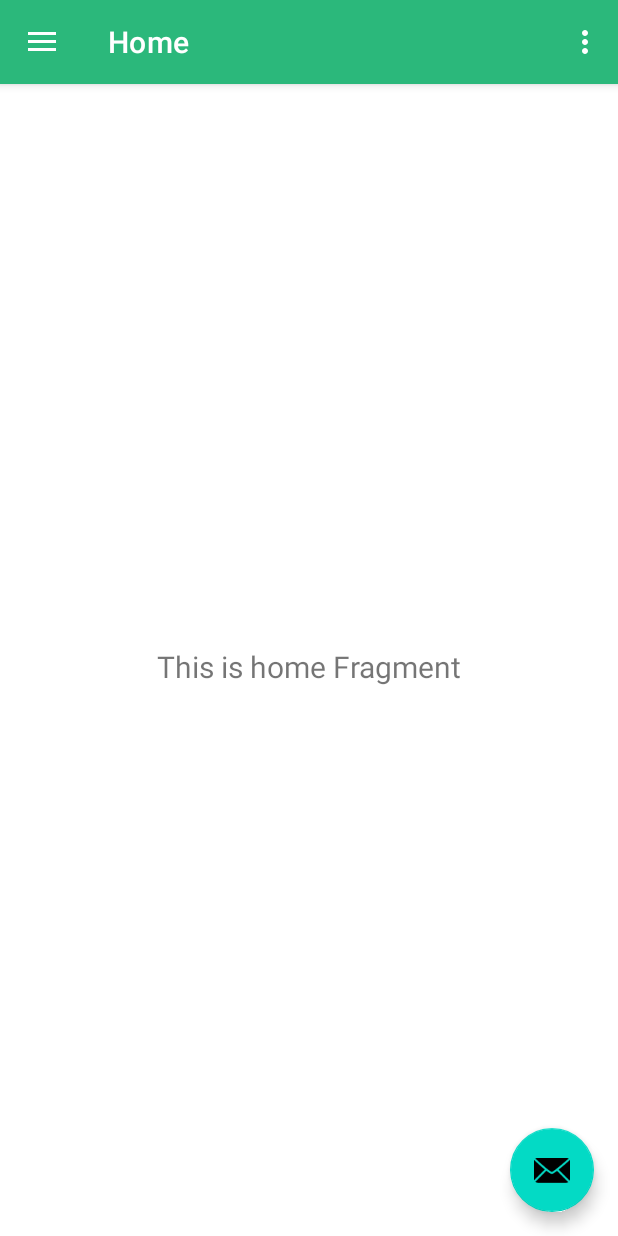
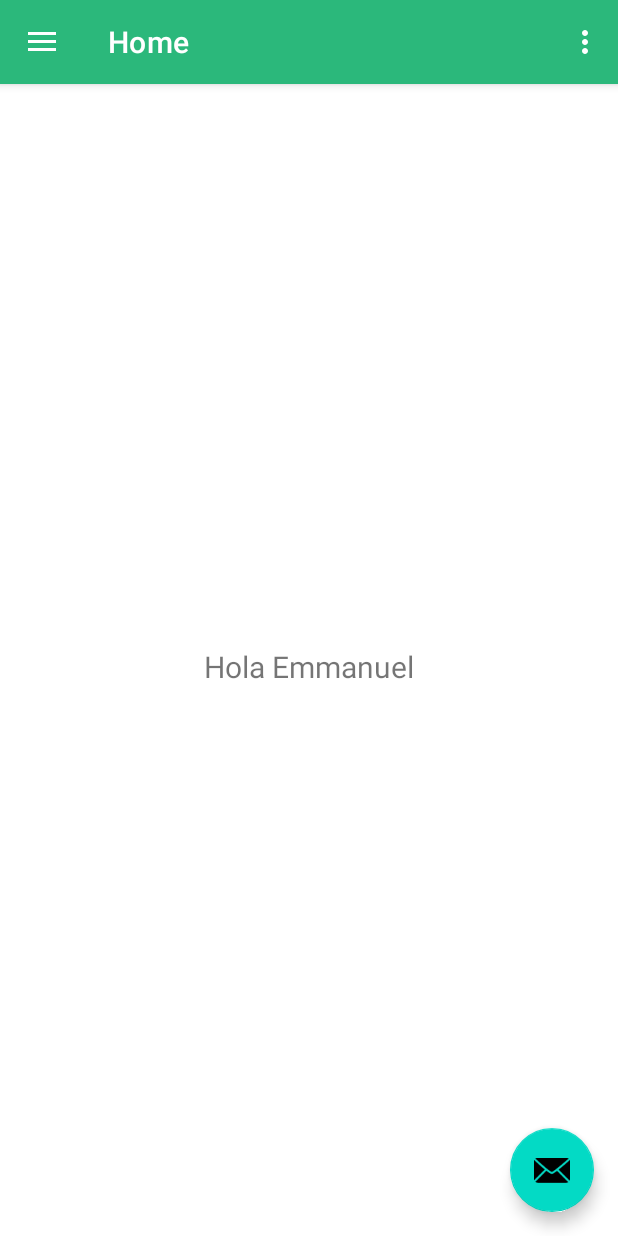
Before and after one commit to FLOTUZ/DAMD_U1_SGEv2, an Android app: the DrawerActivity screen opened directly, with no data from a screen before it, on a phone screen of 412 x 824 dp. Run offline under Robolectric (Android 15) with nearby library versions, the phone set to English and light mode, and no system bars; our stand-ins replace navigation-ui.

Commit message:
Eliminé los fragmentes que se generan por defecto

```diff
--- a/app/src/main/java/com/example/damd_u1_sgev2/DrawerActivity.kt
+++ b/app/src/main/java/com/example/damd_u1_sgev2/DrawerActivity.kt
@@ -3,18 +3,15 @@ package com.example.damd_u1_sgev2
 import android.os.Bundle
 import android.view.Menu
 import android.view.MenuItem
-import android.widget.Toast
 import com.google.android.material.floatingactionbutton.FloatingActionButton
 import com.google.android.material.snackbar.Snackbar
 import com.google.android.material.navigation.NavigationView
 import androidx.navigation.findNavController
 import androidx.drawerlayout.widget.DrawerLayout
 import androidx.appcompat.app.AppCompatActivity
-import androidx.appcompat.view.menu.MenuView
 import androidx.appcompat.widget.Toolbar
 import androidx.navigation.ui.*
-import com.example.damd_u1_sgev2.databinding.ActivityDrawerBinding
-import com.example.damd_u1_sgev2.databinding.ActivityHomeBinding
+
 
 class DrawerActivity : AppCompatActivity() {
 
@@ -39,7 +36,7 @@ class DrawerActivity : AppCompatActivity() {
         // menu should be considered as top level destinations.
         appBarConfiguration = AppBarConfiguration(
             setOf(
-                R.id.nav_home, R.id.nav_gallery, R.id.nav_slideshow, R.id.opcionesFragment
+                R.id.nav_home, R.id.opcionesFragment
             ), drawerLayout
         )
 
--- a/app/src/main/java/com/example/damd_u1_sgev2/ui/home/HomeFragment.kt
+++ b/app/src/main/java/com/example/damd_u1_sgev2/drawerFragments/HomeFragment.kt
@@ -1,4 +1,4 @@
-package com.example.damd_u1_sgev2.ui.home
+package com.example.damd_u1_sgev2.drawerFragments
 
 import android.os.Bundle
 import android.view.LayoutInflater
@@ -6,21 +6,16 @@ import android.view.View
 import android.view.ViewGroup
 import android.widget.TextView
 import androidx.fragment.app.Fragment
-import androidx.lifecycle.Observer
-import androidx.lifecycle.ViewModelProvider
 import com.example.damd_u1_sgev2.R
 
 class HomeFragment : Fragment() {
 
-    private lateinit var homeViewModel: HomeViewModel
+    override fun onCreateView(inflater: LayoutInflater, container: ViewGroup?, savedInstanceState: Bundle?): View? {
 
-    override fun onCreateView(inflater: LayoutInflater, container: ViewGroup?, savedInstanceState: Bundle?): View? {
-        homeViewModel = ViewModelProvider(this).get(HomeViewModel::class.java)
         val root = inflater.inflate(R.layout.fragment_home, container, false)
         val textView: TextView = root.findViewById(R.id.text_home)
-        homeViewModel.text.observe(viewLifecycleOwner, Observer {
-            textView.text = it
-        })
+        textView.text = "Hola Emmanuel"
+
         return root
     }
 }
--- a/app/src/main/java/com/example/damd_u1_sgev2/ui/opciones/OpcionesFragment.kt
+++ b/app/src/main/java/com/example/damd_u1_sgev2/drawerFragments/OpcionesFragment.kt
@@ -1,4 +1,4 @@
-package com.example.damd_u1_sgev2.ui.opciones
+package com.example.damd_u1_sgev2.drawerFragments
 
 import android.os.Bundle
 import androidx.fragment.app.Fragment
--- a/app/src/main/java/com/example/damd_u1_sgev2/ui/home/HomeViewModel.kt
+++ /dev/null
@@ -1,13 +0,0 @@
-package com.example.damd_u1_sgev2.ui.home
-
-import androidx.lifecycle.LiveData
-import androidx.lifecycle.MutableLiveData
-import androidx.lifecycle.ViewModel
-
-class HomeViewModel : ViewModel() {
-
-    private val _text = MutableLiveData<String>().apply {
-        value = "This is home Fragment"
-    }
-    val text: LiveData<String> = _text
-}
--- a/app/src/main/res/layout/fragment_home.xml
+++ b/app/src/main/res/layout/fragment_home.xml
@@ -4,7 +4,7 @@
     xmlns:tools="http://schemas.android.com/tools"
     android:layout_width="match_parent"
     android:layout_height="match_parent"
-    tools:context=".ui.home.HomeFragment">
+    tools:context=".drawerFragments.HomeFragment">
 
     <TextView
         android:id="@+id/text_home"
@@ -15,6 +15,7 @@
         android:layout_marginEnd="8dp"
         android:textAlignment="center"
         android:textSize="20sp"
+        android:text="Home Fragment"
         app:layout_constraintBottom_toBottomOf="parent"
         app:layout_constraintEnd_toEndOf="parent"
         app:layout_constraintStart_toStartOf="parent"
--- a/app/src/main/res/layout/fragment_opciones.xml
+++ b/app/src/main/res/layout/fragment_opciones.xml
@@ -3,7 +3,7 @@
     xmlns:tools="http://schemas.android.com/tools"
     android:layout_width="match_parent"
     android:layout_height="match_parent"
-    tools:context=".ui.opciones.OpcionesFragment">
+    tools:context=".drawerFragments.OpcionesFragment">
 
     <!-- TODO: Update blank fragment layout -->
     <TextView
--- a/app/src/main/res/navigation/mobile_navigation.xml
+++ b/app/src/main/res/navigation/mobile_navigation.xml
@@ -7,24 +7,13 @@
 
     <fragment
         android:id="@+id/nav_home"
-        android:name="com.example.damd_u1_sgev2.ui.home.HomeFragment"
+        android:name="com.example.damd_u1_sgev2.drawerFragments.HomeFragment"
         android:label="@string/menu_home"
         tools:layout="@layout/fragment_home" />
 
     <fragment
-        android:id="@+id/nav_gallery"
-        android:name="com.example.damd_u1_sgev2.ui.gallery.GalleryFragment"
-        android:label="@string/menu_gallery"
-        tools:layout="@layout/fragment_gallery" />
-
-    <fragment
-        android:id="@+id/nav_slideshow"
-        android:name="com.example.damd_u1_sgev2.ui.slideshow.SlideshowFragment"
-        android:label="@string/menu_slideshow"
-        tools:layout="@layout/fragment_slideshow" />
-    <fragment
         android:id="@+id/opcionesFragment"
-        android:name="com.example.damd_u1_sgev2.ui.opciones.OpcionesFragment"
+        android:name="com.example.damd_u1_sgev2.drawerFragments.OpcionesFragment"
         android:label="fragment Opciones"
         tools:layout="@layout/fragment_opciones" />
 </navigation>
```
Also changed, not shown: app/src/main/java/com/example/damd_u1_sgev2/HomeActivity.kt (deleted, +0 -16 lines), app/src/main/java/com/example/damd_u1_sgev2/ui/gallery/GalleryFragment.kt (deleted, +0 -31 lines), app/src/main/java/com/example/damd_u1_sgev2/ui/gallery/GalleryViewModel.kt (deleted, +0 -13 lines), app/src/main/java/com/example/damd_u1_sgev2/ui/slideshow/SlideshowFragment.kt (deleted, +0 -31 lines), app/src/main/java/com/example/damd_u1_sgev2/ui/slideshow/SlideshowViewModel.kt (deleted, +0 -13 lines), app/src/main/res/layout/activity_home.xml (deleted, +0 -28 lines), app/src/main/res/layout/fragment_gallery.xml (deleted, +0 -22 lines), app/src/main/res/layout/fragment_slideshow.xml (deleted, +0 -22 lines).
